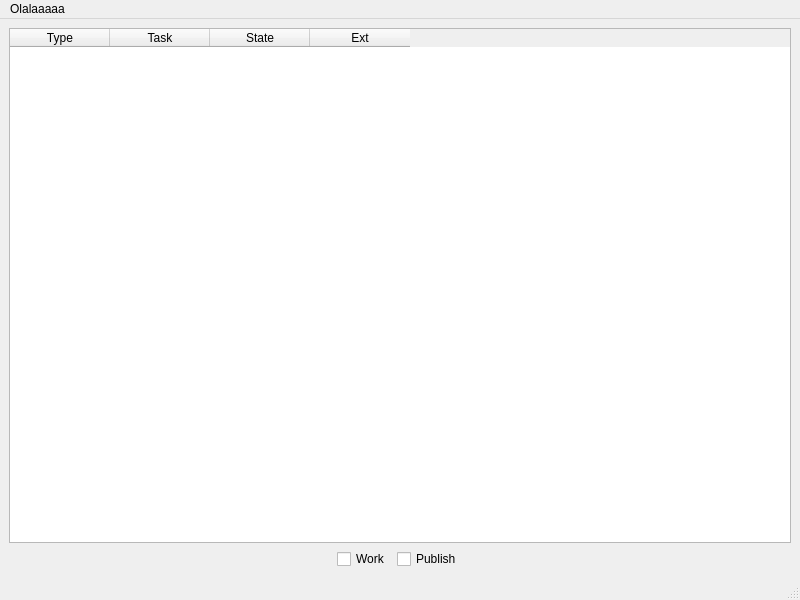
This is manager/ui/qt/window.ui in Tnkln99/pipeline_22 as Qt 5 draws it before an edit. The edited form follows.
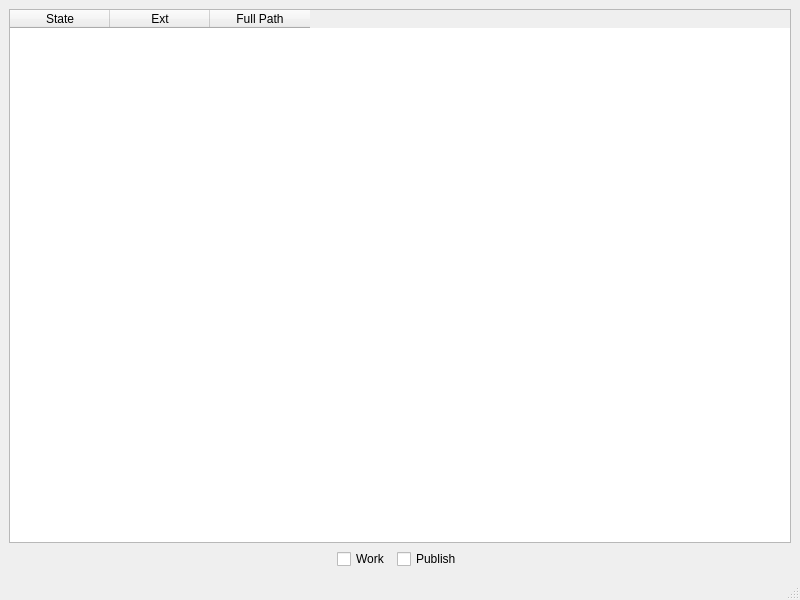
This is the edited form.

Commit message: intagrated ui for resolver

```diff
--- a/manager/ui/qt/window.ui
+++ b/manager/ui/qt/window.ui
@@ -19,16 +19,6 @@
      <layout class="QVBoxLayout" name="verticalLayout_2">
       <item>
        <widget class="QTableWidget" name="list_view">
-        <column>
-         <property name="text">
-          <string>Type</string>
-         </property>
-        </column>
-        <column>
-         <property name="text">
-          <string>Task</string>
-         </property>
-        </column>
         <column>
          <property name="text">
           <string>State</string>
@@ -39,6 +29,11 @@
           <string>Ext</string>
          </property>
         </column>
+        <column>
+         <property name="text">
+          <string>Full Path</string>
+         </property>
+        </column>
        </widget>
       </item>
       <item>
@@ -90,12 +85,6 @@
      <height>21</height>
     </rect>
    </property>
-   <widget class="QMenu" name="menuOlalaaaaa">
-    <property name="title">
-     <string>Olalaaaaa</string>
-    </property>
-   </widget>
-   <addaction name="menuOlalaaaaa"/>
   </widget>
   <widget class="QStatusBar" name="statusbar"/>
  </widget>
```
Left out of the diff: 2 changed lines with no effect on the pictures. The commit also changes 5 other files.
